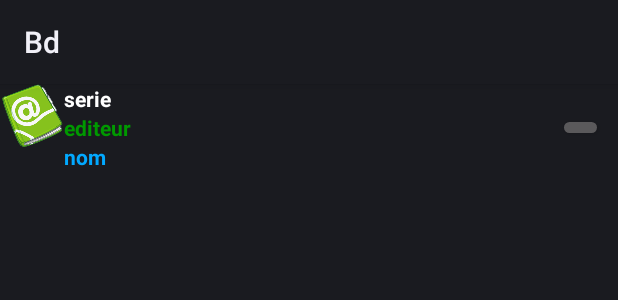
After one commit to bbassac/CollectionBDClient, an Android app: the layout manage_list_item.xml on its own in the app's theme, with its tools: preview values and no code run, on a phone screen of 412 x 824 dp. The commit adds this screen. Shown: the top 300 px of the screen. Run offline under Robolectric (Android 15) with nearby library versions, the phone set to English and light mode, and no system bars.

Commit message:
introduced manage

```diff
--- a/app/src/main/AndroidManifest.xml
+++ b/app/src/main/AndroidManifest.xml
@@ -19,5 +19,7 @@
                 <category android:name="android.intent.category.LAUNCHER" />
             </intent-filter>
         </activity>
+        <activity android:name=".activities.ManageActivity"></activity>
     </application>
+
 </manifest>
--- a/app/src/main/java/displaylist/collectionbdclient/adapter/ListBDAdapter.java
+++ b/app/src/main/java/displaylist/collectionbdclient/adapter/ListBDAdapter.java
@@ -20,7 +20,6 @@ import displaylist.collectionbdclient.activities.DisplayActivity;
 import displaylist.collectionbdclient.bean.Collection;
 import displaylist.collectionbdclient.bean.Serie;
 import displaylist.collectionbdclient.components.MyOnClickListener;
-import displaylist.collectionbdclient.utils.AssetUtils;
 import displaylist.collectionbdclient.utils.SerieUtils;
 
 public class ListBDAdapter extends BaseAdapter implements Filterable {
@@ -61,7 +60,7 @@ public class ListBDAdapter extends BaseAdapter implements Filterable {
         Serie serie = filteredCollection.getListeSerie().get(index);
         if (view == null) {
             LayoutInflater inflater = LayoutInflater.from(context);
-            view = inflater.inflate(R.layout.list_item, null);
+            view = inflater.inflate(R.layout.display_list_item, null);
             view.setClickable(true);
             view.setOnClickListener(new MyOnClickListener(context, displayActivity, filteredCollection));
         }
--- a/app/src/main/java/displaylist/collectionbdclient/components/CustomEditText.java
+++ b/app/src/main/java/displaylist/collectionbdclient/components/CustomEditText.java
@@ -45,7 +45,7 @@ public class CustomEditText extends EditText {
         // Set bounds of the Clear button so it will look ok
         imgCloseButton.setBounds(0, 0, imgCloseButton.getIntrinsicWidth(), imgCloseButton.getIntrinsicHeight());
 
-        // There may be initial text in the field, so we may need to display the  button
+        // There may be initial text in the field, so we may need to menu the  button
         handleClearButton();
 
         //if the Close image is displayed and the user remove his finger from the button, clear it. Otherwise do nothing
--- /dev/null
+++ b/app/src/main/res/layout/manage_list_item.xml
@@ -0,0 +1,76 @@
+<?xml version="1.0" encoding="utf-8"?>
+<RelativeLayout xmlns:android="http://schemas.android.com/apk/res/android"
+    android:layout_width="match_parent"
+    android:layout_height="match_parent"
+    android:orientation="vertical">
+
+    <ImageView
+        android:id="@+id/manquant_imageView"
+        android:layout_width="wrap_content"
+        android:layout_height="wrap_content"
+        android:layout_alignParentStart="true"
+        android:maxHeight="30dp"
+        android:maxWidth="30dp"
+        android:src="@drawable/address_book" />/>
+
+    <TextView
+        android:id="@+id/manquant_serie"
+        android:layout_width="match_parent"
+        android:layout_height="wrap_content"
+        android:layout_alignParentTop="true"
+        android:layout_toEndOf="@+id/manquant_imageView"
+        android:text="serie"
+        android:textColor="#ffffff"
+        android:textStyle="bold" />
+
+    <TextView
+        android:id="@+id/manquant_editeur"
+        android:layout_width="match_parent"
+        android:layout_height="wrap_content"
+        android:layout_below="@id/manquant_serie"
+        android:layout_toEndOf="@+id/manquant_imageView"
+        android:text="editeur"
+        android:textColor="#ff009900"
+        android:textStyle="bold" />
+
+    <TextView
+        android:id="@+id/manquant_nom"
+        android:layout_width="match_parent"
+        android:layout_height="wrap_content"
+        android:layout_below="@id/manquant_editeur"
+        android:layout_toEndOf="@+id/manquant_imageView"
+        android:text="nom"
+        android:textColor="#ff02a9ff"
+        android:textStyle="bold" />
+
+    <TextView
+        android:id="@+id/manquant_bd_id"
+        android:layout_width="1dp"
+        android:layout_height="1dp"
+        android:textColor="#ffffff"
+        android:text="1"
+        android:layout_below="@+id/manquant_nom"
+        android:layout_toEndOf="@+id/manquant_imageView" />
+
+    <TextView
+        android:id="@+id/manquant_serie_id"
+        android:layout_width="1dp"
+        android:layout_height="1dp"
+        android:textColor="#ffffff"
+        android:text="2"
+        android:layout_below="@+id/manquant_bd_id"
+        android:layout_toStartOf="@+id/manquant_bd_id" />
+
+    <Button
+        android:layout_width="30dp"
+        android:layout_height="20dp"
+        android:id="@+id/manquant_button"
+        android:typeface="serif"
+        android:longClickable="true"
+        android:layout_below="@+id/manquant_serie"
+        android:layout_alignParentEnd="true"
+        android:layout_above="@+id/manquant_nom"
+        android:layout_marginRight="10dp"/>
+
+
+</RelativeLayout>
--- a/app/src/main/res/values/strings.xml
+++ b/app/src/main/res/values/strings.xml
@@ -1,7 +1,7 @@
 <?xml version="1.0" encoding="utf-8"?>
 <resources>
 
-    <string name="app_name">Collection Manager</string>
+    <string name="app_name">Bd</string>
     <string name="action_settings">Version</string>
     <string name="details">Details</string>
     <string name="filterToolTip">Type your text to filter</string>
```
Also changed, not shown: app/src/main/java/displaylist/collectionbdclient/activities/DisplayActivity.java (+6 -1 lines), app/src/main/java/displaylist/collectionbdclient/activities/ManageActivity.java (added, +60 -0 lines), app/src/main/java/displaylist/collectionbdclient/adapter/ManageBDAdapter.java (added, +85 -0 lines), app/src/main/java/displaylist/collectionbdclient/bean/Collection.java (+13 -0 lines), app/src/main/java/displaylist/collectionbdclient/bean/ManageListItem.java (added, +72 -0 lines), app/src/main/java/displaylist/collectionbdclient/utils/MyOnLongClickListener.java (added, +48 -0 lines), app/src/main/java/displaylist/collectionbdclient/utils/SerieUtils.java (+31 -0 lines), app/src/main/java/displaylist/collectionbdclient/utils/ToastUtils.java (+12 -0 lines), app/src/main/res/layout/activity_manage.xml (added, +18 -0 lines), app/src/main/res/menu/menu.xml (renamed from app/src/main/res/menu/display.xml, +16 -8 lines), app/src/main/res/layout/display_list_item.xml (renamed from app/src/main/res/layout/list_item.xml), 1 other file.
